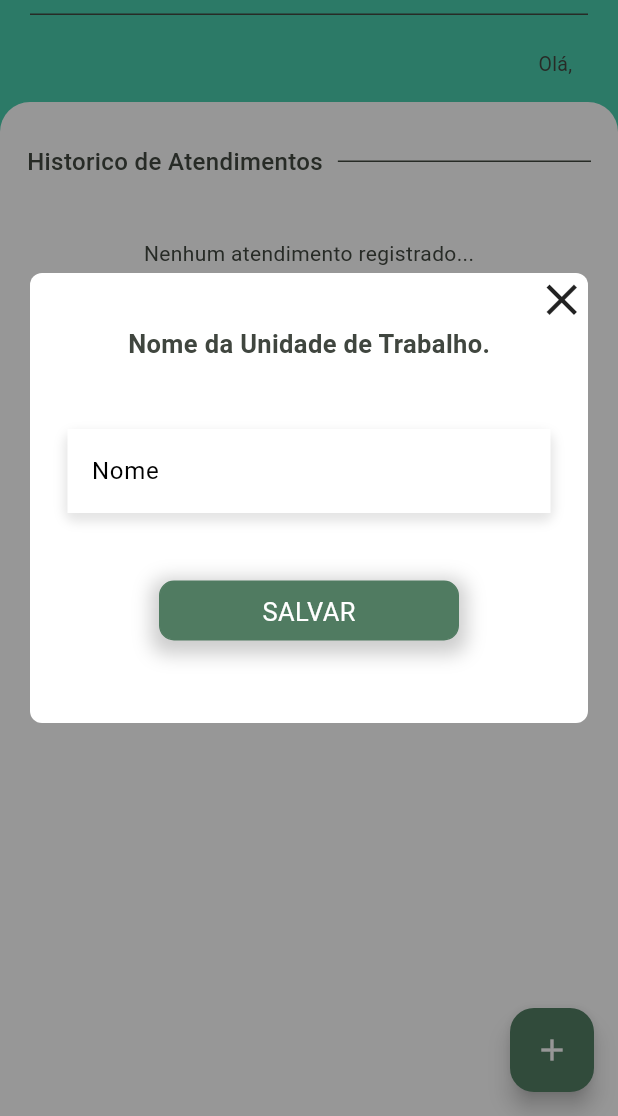
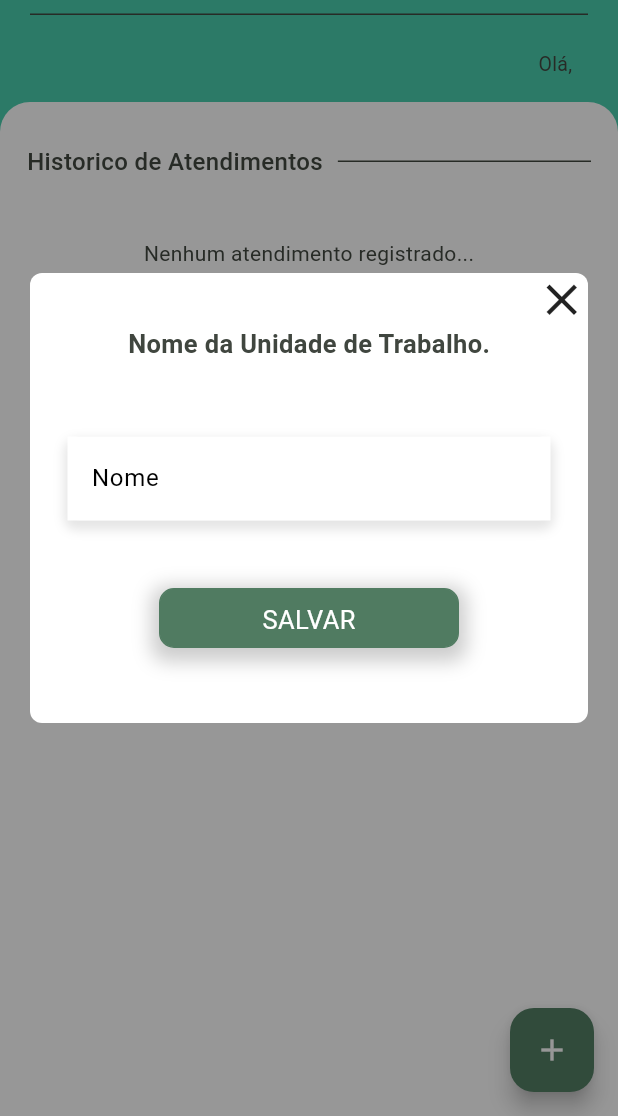
Before and after one commit to rafael0liveira9/Flutter_Rescue_Link, a Flutter app: the HomePage screen opened by its route, after a tap on the "add" icon, on a phone screen of 412 x 824 dp, the part 120-1236 px from its top. Run offline on Flutter 3.47's test engine with Material 3 defaults, Android fonts, the phone set to English and light mode, and no system bars; our stand-ins replace fluttertoast, get, localstorage, pdf, shared_preferences, sqflite; accounts and stored records are empty.

Commit message:
feat(att): atualização para google

```diff
--- a/lib/app/view/HomePage.dart
+++ b/lib/app/view/HomePage.dart
@@ -531,7 +531,7 @@ class _HomePageState extends State<HomePage> {
                           ),
                         ),
                       SizedBox(
-                        height: 20,
+                        height: 25,
                       ),
                       Container(
                         padding: EdgeInsets.all(25),
```
Also changed, not shown: lib/database/db.dart (+14 -1 lines), 1 other file.
